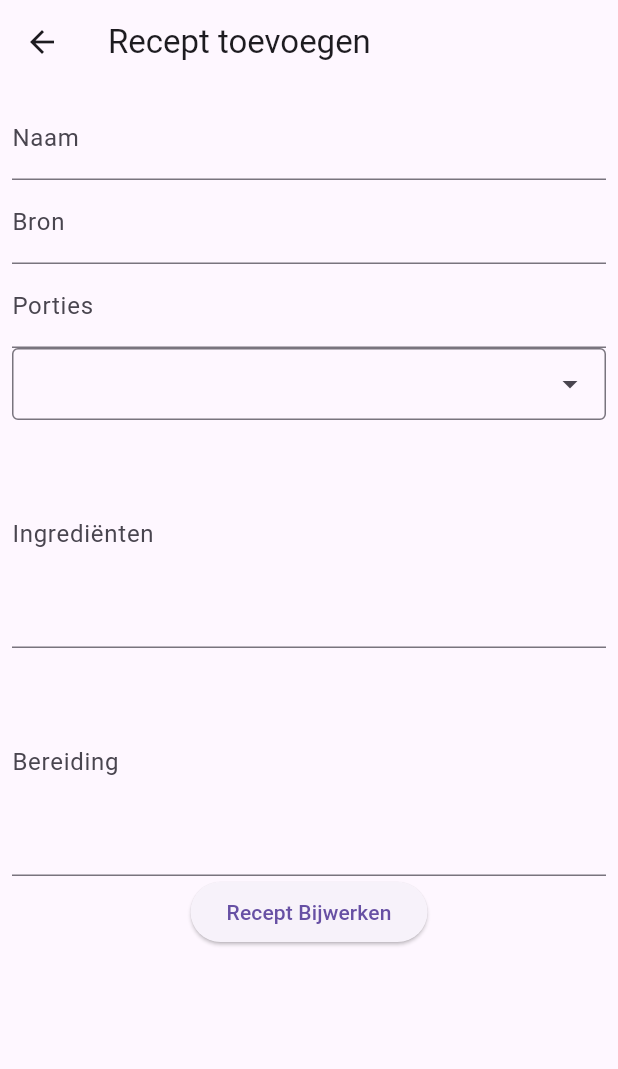
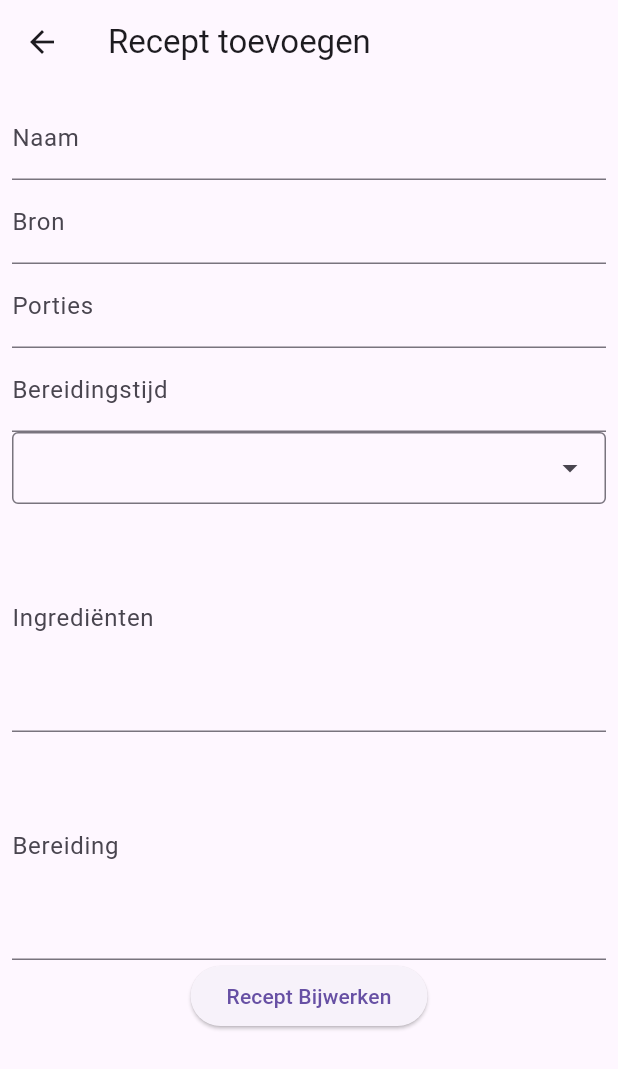
Before and after one commit to tanja-de-jong/mealtime, a Flutter app: the EditRecipePage screen opened directly, on a phone screen of 412 x 824 dp. Shown: the top 1069 px of the screen. Run offline on Flutter 3.47's test engine with Material 3 defaults, Android fonts, the phone set to English and light mode, and no system bars; drawn by our look-alikes of dropdown_search; our stand-ins replace cloud_firestore, firebase_auth, firebase_core, flutter_dotenv, flutter_speed_dial, google_sign_in; missing offline and left inert: clipboard, drop_down_search_field; accounts and stored records are empty.

Commit message:
Add cooking duration to recipes

```diff
--- a/lib/food/helpers/database.dart
+++ b/lib/food/helpers/database.dart
@@ -169,8 +169,14 @@ class DatabaseService {
 
   // Add a new recipe item
   // Add a new recipe item
-  static Future<void> addRecipeItem(String name, String source, int portions,
-      List<String> types, List<String> ingredients, List<String> preparation) {
+  static Future<void> addRecipeItem(
+      String name,
+      String source,
+      int portions,
+      List<String> types,
+      List<String> ingredients,
+      List<String> preparation,
+      Map<String, String> duration) {
     return recipes.add({
       'name': name,
       'source': source,
@@ -179,6 +185,7 @@ class DatabaseService {
       'ingredients': ingredients
           .map((ingredient) => {'ingredient': ingredient, 'pantryItems': []}),
       'preparation': preparation,
+      'duration': duration,
     });
   }
 
@@ -276,7 +283,8 @@ class DatabaseService {
       int portions,
       List<String> types,
       List<String> ingredients,
-      List<String> preparation) {
+      List<String> preparation,
+      Map<String, String> duration) {
     return recipes.doc(id).update({
       'name': name,
       'source': source,
@@ -285,6 +293,7 @@ class DatabaseService {
       'ingredients': ingredients
           .map((ingredient) => {'ingredient': ingredient, 'pantryItems': []}),
       'preparation': preparation,
+      'duration': duration,
     });
   }
 
@@ -398,6 +407,7 @@ class DatabaseService {
     List<String> types,
     List<String> ingredients,
     List<String> preparation,
+    Map<String, String> duration,
   ) {
     return recipeInstances.doc(id).update({
       'name': name,
@@ -408,6 +418,7 @@ class DatabaseService {
       'ingredients': ingredients
           .map((ingredient) => {'ingredient': ingredient, 'pantryItems': []}),
       'preparation': preparation,
+      'duration': duration,
     });
   }
 }
--- a/lib/food/pages/recipes/edit_recipe_instance_page.dart
+++ b/lib/food/pages/recipes/edit_recipe_instance_page.dart
@@ -21,6 +21,7 @@ class _EditRecipeInstancePageState extends State<EditRecipeInstancePage> {
   List<MealType> types = [];
   final _ingredientsController = TextEditingController();
   final _stepsController = TextEditingController();
+  final _durationController = TextEditingController();
 
   @override
   void initState() {
@@ -32,6 +33,8 @@ class _EditRecipeInstancePageState extends State<EditRecipeInstancePage> {
     _ingredientsController.text =
         widget.recipeInstance.ingredients.map((e) => e.ingredient).join('\n');
     _stepsController.text = widget.recipeInstance.preparation.join('\n');
+    _durationController.text =
+        widget.recipeInstance.duration['Totale bereidingstijd'] ?? 'onbekend';
   }
 
   void _updateRecipeInstance() {
@@ -48,6 +51,9 @@ class _EditRecipeInstancePageState extends State<EditRecipeInstancePage> {
             .map((ingredient) => ingredient.trim())
             .toList(),
         _stepsController.text.split('\n').map((step) => step.trim()).toList(),
+        {
+          'Totale bereidingstijd': _durationController.text,
+        },
       );
       Navigator.pop(context);
     }
@@ -79,6 +85,11 @@ class _EditRecipeInstancePageState extends State<EditRecipeInstancePage> {
                 TextFormField(
                   controller: _sourceController,
                   decoration: const InputDecoration(labelText: 'Bron'),
+                ),
+                TextFormField(
+                  controller: _durationController,
+                  decoration:
+                      const InputDecoration(labelText: 'Bereidingstijd'),
                 ),
                 TextFormField(
                   controller: _portionsController,
--- a/lib/food/pages/recipes/edit_recipe_page.dart
+++ b/lib/food/pages/recipes/edit_recipe_page.dart
@@ -23,7 +23,7 @@ class EditRecipePageState extends State<EditRecipePage> {
   List<MealType> types = [];
   final _ingredientsController = TextEditingController();
   final _stepsController = TextEditingController();
-
+  final _durationController = TextEditingController();
   final DatabaseService dbService = DatabaseService();
   bool urlExistsWarning = false;
 
@@ -41,6 +41,8 @@ class EditRecipePageState extends State<EditRecipePage> {
           )
           .join('\n');
       _stepsController.text = widget.recipe!.preparation.join('\n');
+      _durationController.text =
+          widget.recipe!.duration['Totale bereidingstijd'] ?? 'onbekend';
     }
     _checkUrlExists(_sourceController.text);
   }
@@ -60,6 +62,9 @@ class EditRecipePageState extends State<EditRecipePage> {
               .map((ingredient) => ingredient.trim())
               .toList(),
           _stepsController.text.split('\n').map((step) => step.trim()).toList(),
+          {
+            'Totale bereidingstijd': _durationController.text,
+          },
         );
       } else {
         // Add new recipe
@@ -73,6 +78,9 @@ class EditRecipePageState extends State<EditRecipePage> {
               .map((ingredient) => ingredient.trim())
               .toList(),
           _stepsController.text.split('\n').map((step) => step.trim()).toList(),
+          {
+            'Totale bereidingstijd': _durationController.text,
+          },
         );
       }
       Navigator.pop(context);
@@ -146,6 +154,11 @@ class EditRecipePageState extends State<EditRecipePage> {
                       return null;
                     },
                   ),
+                  TextFormField(
+                    controller: _durationController,
+                    decoration:
+                        const InputDecoration(labelText: 'Bereidingstijd'),
+                  ),
                   DropdownSearch<MealType>.multiSelection(
                     items: MealType.values.toList(),
                     itemAsString: (MealType type) => type.label,
--- a/lib/food/pages/recipes/recipe_detail_page.dart
+++ b/lib/food/pages/recipes/recipe_detail_page.dart
@@ -27,7 +27,7 @@ class RecipeDetailPageState extends State<RecipeDetailPage> {
           ),
           onTap: () async {
             if (await canLaunchUrl(uri!)) {
-              await launchUrl(uri); // TO DO: this is not working
+              await launchUrl(uri, mode: LaunchMode.externalApplication);
             } else {
               throw 'Could not launch $uri';
             }
@@ -54,6 +54,9 @@ class RecipeDetailPageState extends State<RecipeDetailPage> {
                 crossAxisAlignment: CrossAxisAlignment.start,
                 children: <Widget>[
                   getSourceWidget(),
+                  Text(
+                    'Bereidingstijd: ${widget.recipe.duration['Totale bereidingstijd']}',
+                  ),
                   Text(
                     'Porties: ${widget.recipe.portions}',
                   ),
--- a/lib/food/types/recipe.dart
+++ b/lib/food/types/recipe.dart
@@ -9,6 +9,7 @@ class Recipe {
   List<MealType> types;
   List<Ingredient> ingredients;
   List<String> preparation;
+  Map<String, String> duration;
 
   Recipe({
     this.id,
@@ -18,6 +19,7 @@ class Recipe {
     required this.types,
     required this.ingredients,
     required this.preparation,
+    required this.duration,
   });
 
   // Convert a Recipe to a Map
@@ -29,6 +31,7 @@ class Recipe {
       'types': types.map((e) => e.name).toList(),
       'ingredients': ingredients,
       'steps': preparation,
+      'duration': duration,
     };
   }
 
@@ -49,7 +52,8 @@ class Recipe {
                 [],
         preparation: List<String>.from(
           object['preparation'] ?? [],
-        ));
+        ),
+        duration: object['duration'] ?? {});
     return recipe;
   }
 }
--- a/lib/food/types/recipe_instance.dart
+++ b/lib/food/types/recipe_instance.dart
@@ -18,6 +18,7 @@ class RecipeInstance extends Recipe {
     required super.types,
     required super.ingredients,
     required super.preparation,
+    required super.duration,
   });
 
   @override
@@ -57,6 +58,7 @@ class RecipeInstance extends Recipe {
           }).toList() ??
           [],
       preparation: List<String>.from(object['preparation'] ?? []),
+      duration: object['duration']?.cast<String, String>() ?? {},
     );
   }
 }
```
Also changed, not shown: lib/food/pages/recipes/recipe_list_page.dart (+8 -4 lines), 1 other file.
